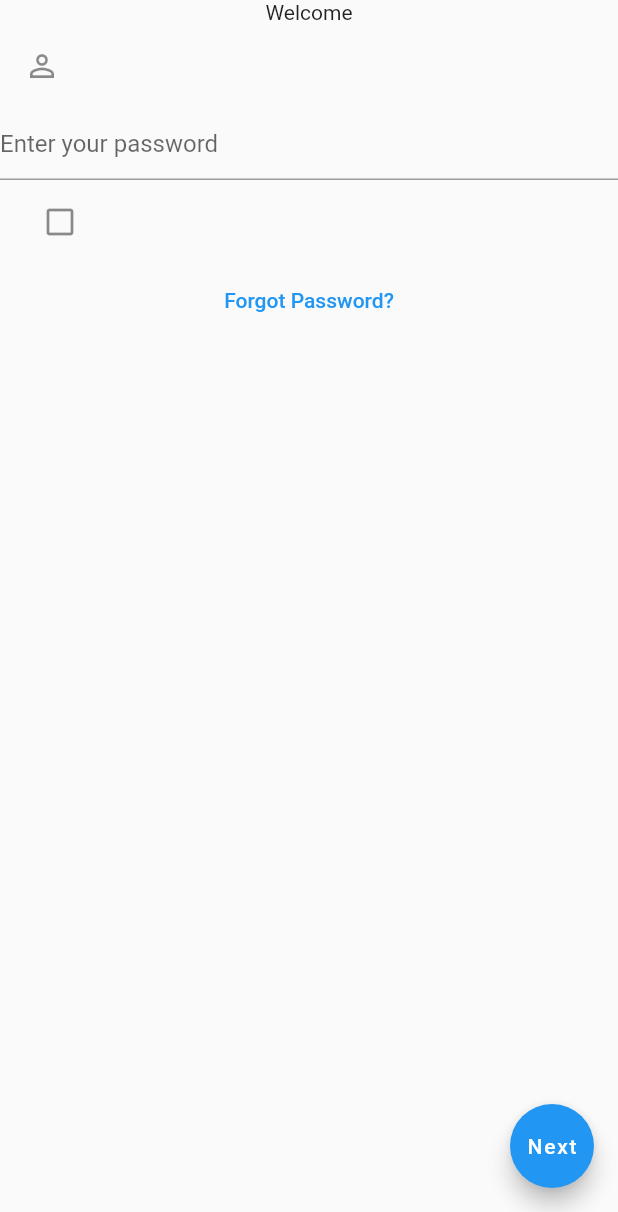
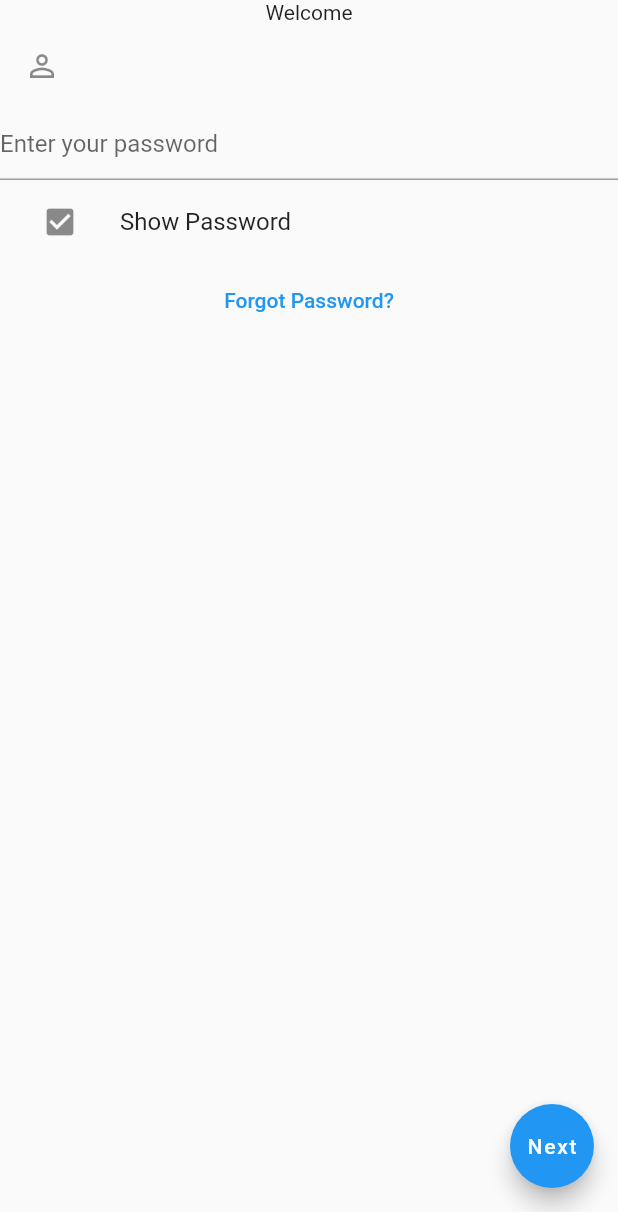
Before and after one commit to jgarzon26/GmailMockup, a Flutter app: the LoginPage2 screen opened directly with empty values, after a tap on the "check box outline blank" icon, on a phone screen of 412 x 824 dp, the part 24-1236 px from its top. Run offline on Flutter 3.47's test engine with Material 2 defaults, Android fonts, the phone set to English and light mode, and no system bars.

```diff
--- a/lib/loginpage2.dart
+++ b/lib/loginpage2.dart
@@ -30,7 +30,7 @@ class _LoginPage2State extends State<LoginPage2> {
               title: Text(widget._email),
             ),
             TextFormField(
-              obscureText: _showPassword,
+              obscureText: !_showPassword,
               decoration: InputDecoration(
                 hintText: "Enter your password",
               ),
@@ -40,8 +40,12 @@ class _LoginPage2State extends State<LoginPage2> {
                 icon: Icon(
                   _showPasswordCheckbox,
                 ),
-                onPressed: () => setState(() => _showPasswordCheckbox = _showPassword ? Icons.check_box : Icons.check_box_outline_blank),
+                onPressed: () {
+                  _showPassword = !_showPassword;
+                  setState(() => _showPasswordCheckbox = _showPassword ? Icons.check_box : Icons.check_box_outline_blank);
+                },
               ),
+              title: Text("Show Password"),
             ),
             TextButton(
               onPressed: () {},
```
Also changed, not shown: lib/loginpage.dart (+9 -2 lines).
